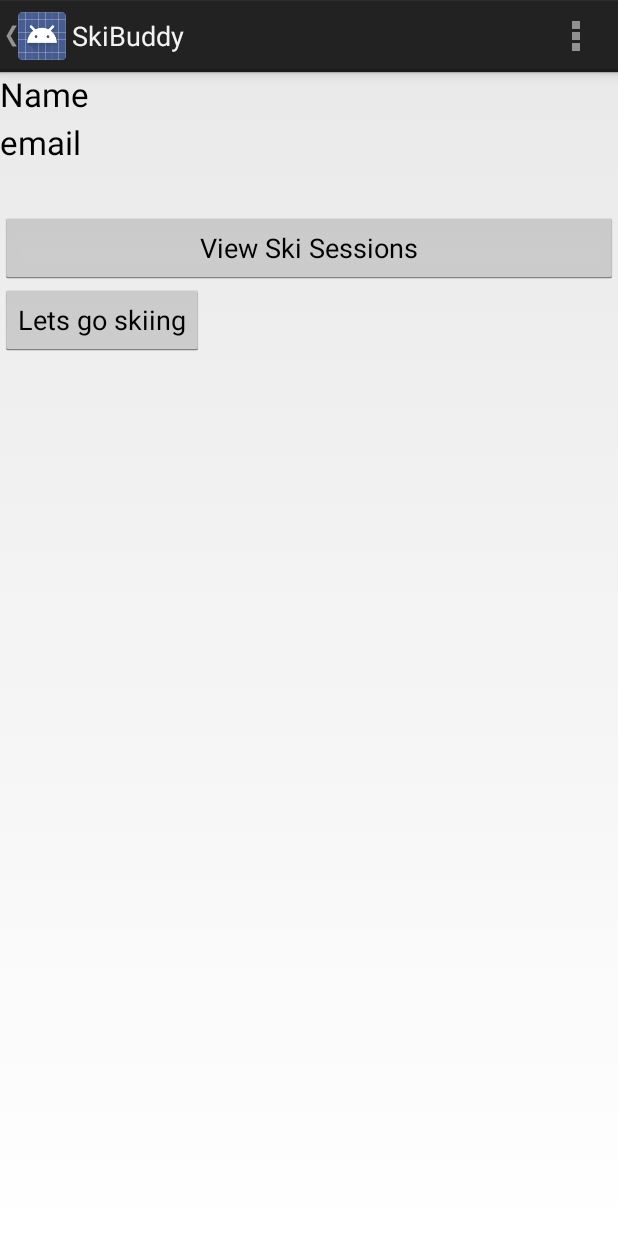
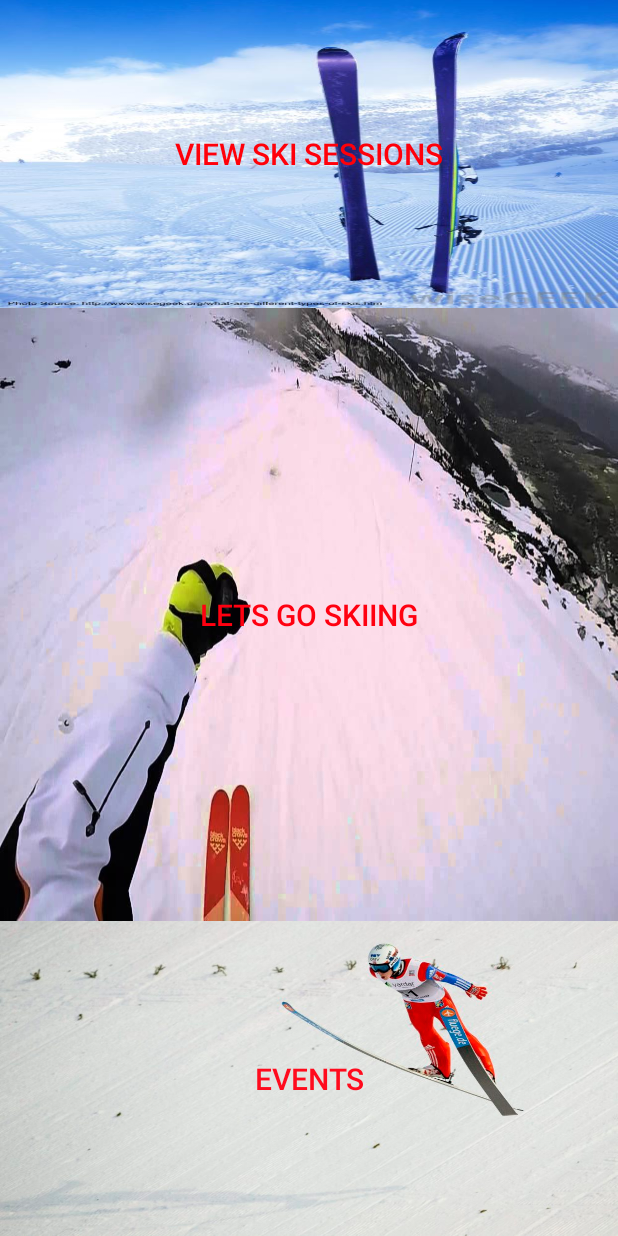
Before and after one commit to anusharavikumar/Team08, an Android app: the SignedInUi screen opened directly, with no data from a screen before it, on a phone screen of 412 x 824 dp. Run offline under Robolectric (Android 15) with nearby library versions, the phone set to English and light mode, and no system bars.

Commit message:
updated UI and integrated events

```diff
--- a/SkiBuddy/app/src/main/AndroidManifest.xml
+++ b/SkiBuddy/app/src/main/AndroidManifest.xml
@@ -17,7 +17,7 @@
         android:allowBackup="true"
         android:icon="@mipmap/ic_launcher"
         android:label="@string/app_name"
-        android:theme="@style/android:Theme.Holo.Light.DarkActionBar" >
+        android:theme="@style/Theme.AppCompat.Light.DarkActionBar" >
         <meta-data
             android:name="com.google.android.gms.version"
             android:value="@integer/google_play_services_version" />
--- a/SkiBuddy/app/src/main/java/com/cmpe277/skibuddy/CreateEvent.java
+++ b/SkiBuddy/app/src/main/java/com/cmpe277/skibuddy/CreateEvent.java
@@ -4,7 +4,6 @@ package com.cmpe277.skibuddy;
  * Created by goudamy on 10/3/2015.
  */
 
-import android.graphics.Color;
 import android.os.Bundle;
 import android.support.v4.app.Fragment;
 import android.view.LayoutInflater;
@@ -20,7 +19,7 @@ public class CreateEvent extends Fragment {
                              Bundle savedInstanceState) {
 
         final View playlist = inflater.inflate(R.layout.eventcreate, container, false);
-        playlist.setBackgroundColor(Color.CYAN);
+        //playlist.setBackgroundColor(Color.CYAN);
 
        View button = playlist.findViewById(R.id.button);
         button.setOnClickListener(
--- a/SkiBuddy/app/src/main/java/com/cmpe277/skibuddy/SignedInUi.java
+++ b/SkiBuddy/app/src/main/java/com/cmpe277/skibuddy/SignedInUi.java
@@ -13,10 +13,8 @@ import android.view.View;
 import android.widget.Button;
 import android.widget.ImageView;
 import android.widget.TextView;
-import android.widget.Toast;
 
 import java.io.IOException;
-import java.net.MalformedURLException;
 import java.net.URL;
 
 /**
@@ -29,23 +27,34 @@ public class SignedInUi extends Activity {
     private TextView e;
     URL u;
     private Button skiDetails;
+    private Button events;
 
     @Override
     protected void onCreate(Bundle savedInstanceState) {
         super.onCreate(savedInstanceState);
 
         setContentView(R.layout.signedin_ui);
-        n = (TextView) findViewById(R.id.nameid);
-        e = (TextView) findViewById(R.id.emailid);
-        i = (ImageView)findViewById(R.id.imageView);
+
         skiDetails = (Button) findViewById(R.id.skiSession);
+        events = (Button) findViewById(R.id.EventButton);
         skiDetails.setOnClickListener(new View.OnClickListener() {
             public void onClick(View v) {
                 viewSkiDetails();
             }
         });
 
+        events.setOnClickListener(new View.OnClickListener() {
+            public void onClick(View v) {
+                //Intent i = new Intent(getApplicationContext(), EventActivity.class);
+                //getApplicationContext().startActivity(i);
+                //startActivity(i);
+                Intent intent = new Intent(getApplicationContext(), EventActivity.class);
+                startActivity(intent);
+            }
+        });
 
+
+        /*
 
 
         if (getIntent().getExtras() != null ) {
@@ -61,6 +70,7 @@ public class SignedInUi extends Activity {
             }
             new LoadProfileImage(i, u).execute();
         }
+        */
     }
 
     public void startMapView(View view) {
@@ -77,7 +87,7 @@ public class SignedInUi extends Activity {
         //MainActivity.this.startActivity(myIntent);
         Intent intent = new Intent(this, SkiDetailListActivity.class);
         intent.putExtra("userID",MainActivity.getUserAcctId());
-        Toast.makeText(this, "Button Clicked ", Toast.LENGTH_SHORT).show();
+        //Toast.makeText(this, "Button Clicked ", Toast.LENGTH_SHORT).show();
         startActivity(intent);
     }
     @Override
--- a/SkiBuddy/app/src/main/java/com/cmpe277/skibuddy/TimeHandler.java
+++ b/SkiBuddy/app/src/main/java/com/cmpe277/skibuddy/TimeHandler.java
@@ -8,7 +8,6 @@ import android.os.Bundle;
 import android.text.format.DateFormat;
 import android.widget.TextView;
 import android.widget.TimePicker;
-import android.widget.Toast;
 
 import java.util.Calendar;
 
@@ -48,7 +47,7 @@ String val;
         Context context;
 
          val = hour +":"+ min;
-        Toast.makeText(this.getContext(), "selected time" + hour + ":" + min, Toast.LENGTH_LONG).show();
+        //Toast.makeText(this.getContext(), "selected time" + hour + ":" + min, Toast.LENGTH_LONG).show();
 
         TextView tv = (TextView) getActivity().findViewById(R.id.textView8);
         //Set a message for user
--- a/SkiBuddy/app/src/main/java/com/cmpe277/skibuddy/TimeSetting.java
+++ b/SkiBuddy/app/src/main/java/com/cmpe277/skibuddy/TimeSetting.java
@@ -8,7 +8,6 @@ import android.os.Bundle;
 import android.text.format.DateFormat;
 import android.widget.TextView;
 import android.widget.TimePicker;
-import android.widget.Toast;
 
 import java.util.Calendar;
 
@@ -48,7 +47,7 @@ public class TimeSetting extends DialogFragment implements TimePickerDialog.OnTi
         Context context;
 
         val = hour +":"+ min;
-        Toast.makeText(this.getContext(), "selected time" + hour + ":" + min, Toast.LENGTH_LONG).show();
+        //Toast.makeText(this.getContext(), "selected time" + hour + ":" + min, Toast.LENGTH_LONG).show();
 
         TextView tv = (TextView) getActivity().findViewById(R.id.textView5);
         //Set a message for user
--- a/SkiBuddy/app/src/main/res/layout/signedin_ui.xml
+++ b/SkiBuddy/app/src/main/res/layout/signedin_ui.xml
@@ -2,47 +2,36 @@
 <LinearLayout xmlns:android="http://schemas.android.com/apk/res/android"
     android:orientation="vertical" android:layout_width="match_parent"
     android:layout_height="match_parent">
-    <RelativeLayout
-        android:layout_width="fill_parent"
-        android:layout_height="wrap_content">
-
-        <ImageView
-            android:layout_width="93dp"
-            android:layout_height="93dp"
-            android:id="@+id/imageView"
-            android:layout_alignParentTop="true"
-            android:layout_alignParentEnd="true" />
-
-        <TextView
-            android:layout_width="match_parent"
-            android:layout_height="wrap_content"
-            android:textAppearance="?android:attr/textAppearanceLarge"
-            android:text="Name"
-            android:id="@+id/nameid" />
-
-        <TextView
-            android:layout_width="match_parent"
-            android:layout_height="wrap_content"
-            android:textAppearance="?android:attr/textAppearanceLarge"
-            android:text="email"
-            android:id="@+id/emailid"
-            android:layout_centerVertical="true"
-            android:layout_alignParentStart="true" />
-    </RelativeLayout>
 
     <Button
         android:layout_width="match_parent"
-        android:layout_height="wrap_content"
+        android:layout_height="132dp"
         android:text="View Ski Sessions"
         android:id="@+id/skiSession"
-        android:layout_weight="0"
         android:layout_below="@+id/emailid"
-        android:layout_alignParentStart="true" />
+        android:layout_alignParentStart="true"
+        android:textColor="#ff000a"
+        android:layout_weight="0.12"
+        android:background="@drawable/androidwallpaper"
+        android:textSize="20dp" />
 
     <Button
-        android:layout_width="wrap_content"
-        android:layout_height="wrap_content"
+        android:layout_width="match_parent"
+        android:layout_height="170dp"
         android:text="Lets go skiing"
         android:id="@+id/buttonMap"
-        android:onClick="startMapView" />
+        android:onClick="startMapView"
+        android:layout_weight="0.39"
+        android:textColor="#ff0010"
+        android:background="@drawable/ski2"
+        android:textSize="20dp" />
+
+    <Button
+        android:layout_width="match_parent"
+        android:layout_height="210dp"
+        android:text="Events"
+        android:id="@+id/EventButton"
+        android:textColor="#ff0b1d"
+        android:background="@drawable/ski"
+        android:textSize="20dp" />
 </LinearLayout>
```
Also changed, not shown: SkiBuddy/app/src/main/java/com/cmpe277/skibuddy/ListFriends.java (+3 -5 lines), SkiBuddy/app/src/main/java/com/cmpe277/skibuddy/MainActivity.java (+33 -4 lines), SkiBuddy/app/src/main/res/drawable/ski.jpg (added), SkiBuddy/app/src/main/res/drawable/ski2.jpg (added), 1 other file.
